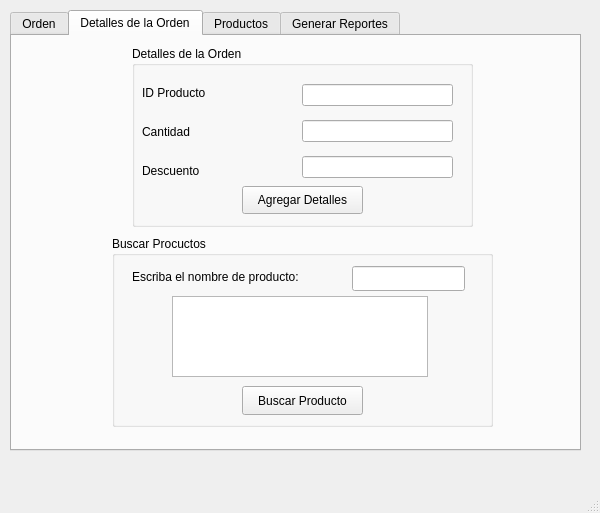
Old version of the form mainwindow.ui in the repository jairoaguilarts/Desktop-App-Proyect.
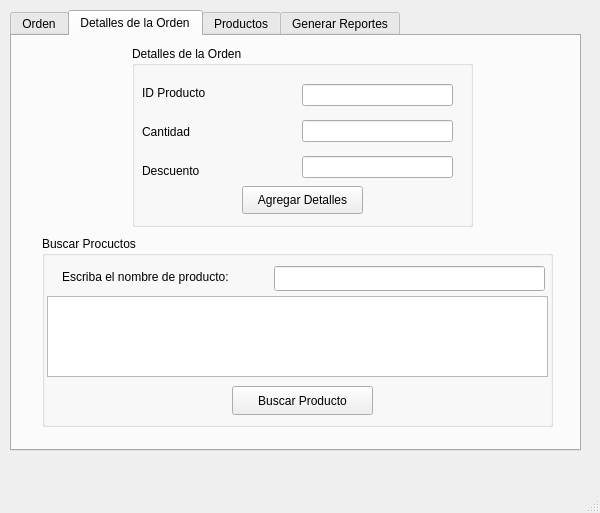
New version of the form. The open tabs and pages were chosen to show the change.

The edit to the form file:
```diff
--- a/mainwindow.ui
+++ b/mainwindow.ui
@@ -250,9 +250,9 @@
      <widget class="QGroupBox" name="groupBox_3">
       <property name="geometry">
        <rect>
-        <x>100</x>
+        <x>30</x>
         <y>200</y>
-        <width>381</width>
+        <width>511</width>
         <height>191</height>
        </rect>
       </property>
@@ -262,9 +262,9 @@
       <widget class="QTableWidget" name="tabla_resultados">
        <property name="geometry">
         <rect>
-         <x>60</x>
+         <x>5</x>
          <y>60</y>
-         <width>256</width>
+         <width>501</width>
          <height>81</height>
         </rect>
        </property>
@@ -272,9 +272,9 @@
       <widget class="QPushButton" name="PB_Buscarproducto">
        <property name="geometry">
         <rect>
-         <x>130</x>
+         <x>190</x>
          <y>150</y>
-         <width>121</width>
+         <width>141</width>
          <height>29</height>
         </rect>
        </property>
@@ -298,9 +298,9 @@
       <widget class="QLineEdit" name="LE_productoDB">
        <property name="geometry">
         <rect>
-         <x>240</x>
+         <x>232</x>
          <y>30</y>
-         <width>113</width>
+         <width>271</width>
          <height>25</height>
         </rect>
        </property>
```
Left out of the diff: 2 changed lines with no effect on the pictures.
